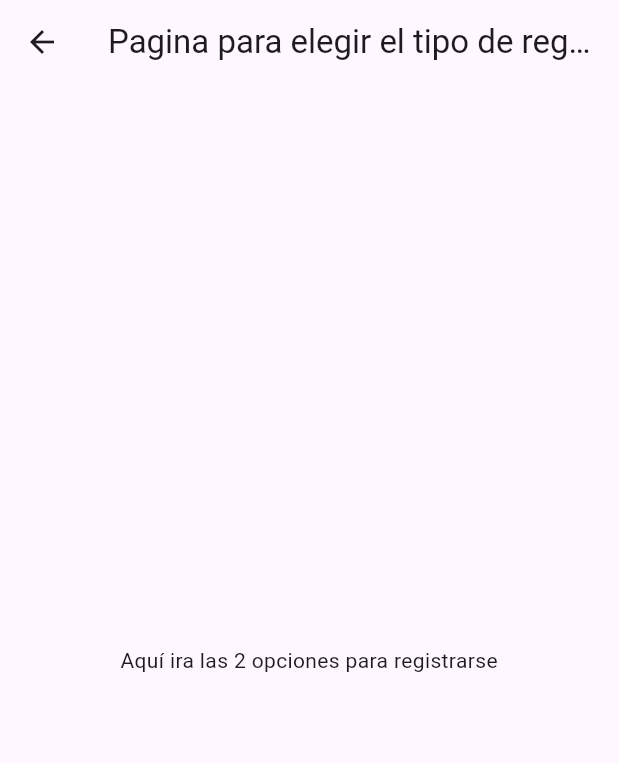
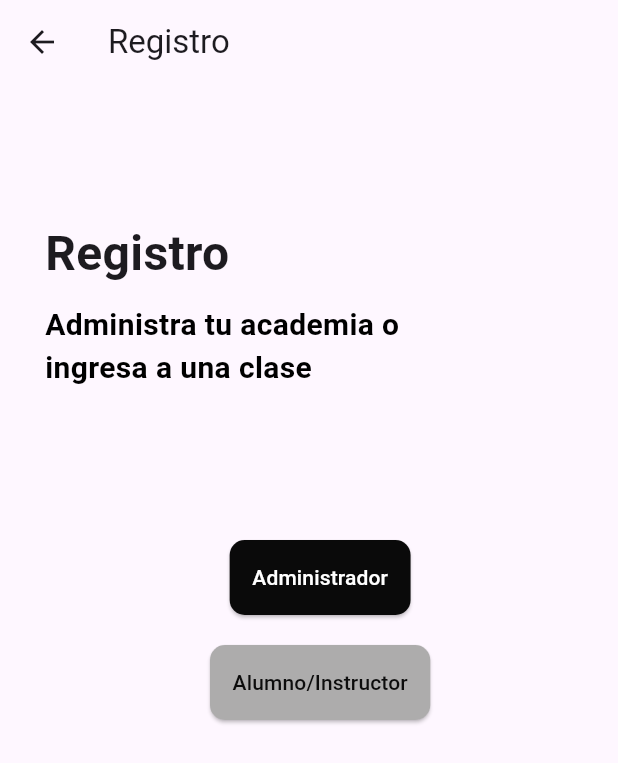
Before and after one commit to ChrisOsicka/TAE_APP, a Flutter app: the screen it shows after launch, after a tap on "Regístrate", on a phone screen of 412 x 824 dp. Shown: the top 763 px of the screen. Run offline on Flutter 3.47's test engine with Material 3 defaults, Android fonts, the phone set to English and light mode, and no system bars; our stand-ins replace google_fonts.

Commit message:
Pantallita de registro ademas de quitar la etiqueta debug

```diff
--- a/lib/main.dart
+++ b/lib/main.dart
@@ -13,6 +13,7 @@ class MyApp extends StatelessWidget {
   @override
   Widget build(BuildContext context) {
     return MaterialApp(
+      debugShowCheckedModeBanner: false, // Para quitar el banner de debug
       title: 'TAE - APP',
       initialRoute: '/login',
       routes: {
--- a/lib/pages/login_page.dart
+++ b/lib/pages/login_page.dart
@@ -74,7 +74,7 @@ class _LoginPageState extends State<LoginPage> {
                   const SizedBox(height: 20),
 
                   Container(
-                    margin: const EdgeInsets.symmetric(horizontal: 50),
+                    margin: const EdgeInsets.symmetric(horizontal: 30),
                     padding: const EdgeInsets.all(20),
                     decoration: BoxDecoration(
                       border: Border.all(
--- a/lib/pages/type_register.dart
+++ b/lib/pages/type_register.dart
@@ -7,10 +7,77 @@ class TypeRegister extends StatelessWidget {
   @override
   Widget build(BuildContext context) {
     return Scaffold(
-      appBar: AppBar(title: Text('Pagina para elegir el tipo de registro que queremos')),
-      body: Center(
-        child: Text('Aquí ira las 2 opciones para registrarse'),
+      appBar: AppBar(title: Text('Registro')),
+      body:
+      Stack(
+  children: [
+    Positioned(
+      left: 30,
+      top: 90,
+      child: SizedBox(
+        width: 300,
+      child: Column(
+        mainAxisSize: MainAxisSize.min, // Para que la Column no ocupe todo el espacio
+        crossAxisAlignment: CrossAxisAlignment.start, // Alineación a la izquierda
+        children: [
+          Text(
+            'Registro',
+            style: TextStyle(
+              fontSize: 32,
+              fontWeight: FontWeight.bold,
+            ),
+          ),
+          SizedBox(height: 10), // Espacio entre título y subtítulo
+          Text(
+            'Administra tu academia o ingresa a una clase',
+            style: TextStyle(
+              fontSize: 20,
+              color: const Color.fromARGB(255, 0, 0, 0),
+              fontWeight: FontWeight.bold,
+            ),
+            softWrap: true,
+          ),
+          Column(
+          children: [
+            Transform.translate(
+              offset: Offset(110, 100),  // Desplazamiento en píxeles (x,y)
+              child: ElevatedButton(
+                style: ElevatedButton.styleFrom(
+                  shape: RoundedRectangleBorder(
+                    borderRadius: BorderRadius.circular(10), // Cero para hacerlo completamente cuadrado
+                    ),
+                  backgroundColor: const Color.fromARGB(255, 10, 10, 10), // Color de fondo (en versiones recientes usa backgroundColor)
+                    foregroundColor: Colors.white, // Color del texto (en versiones recientes usa foregroundColor)
+                        padding: EdgeInsets.all(15),
+                        ),
+                        onPressed: () {},
+                        child: Text('Administrador'),
+                        )
+            ),
+            SizedBox(height: 20),
+            Transform.translate(
+              offset: Offset(110, 100),  // Desplazamiento en píxeles (x,y)
+              child: ElevatedButton(
+                style: ElevatedButton.styleFrom(
+                  shape: RoundedRectangleBorder(
+                    borderRadius: BorderRadius.circular(10), // Cero para hacerlo completamente cuadrado
+                    ),
+                  backgroundColor: const Color.fromARGB(255, 173, 172, 172), // Color de fondo (en versiones recientes usa backgroundColor)
+                    foregroundColor: const Color.fromARGB(255, 12, 12, 12), // Color del texto (en versiones recientes usa foregroundColor)
+                        padding: EdgeInsets.all(15),
+                        ),
+                onPressed: () {},
+                  child: Text('Alumno/Instructor'),
       ),
-    );
+    ),
+  ],
+)
+        ],
+      ),
+      ),
+    ),
+  ],
+)
+      );
   }
 }
```
